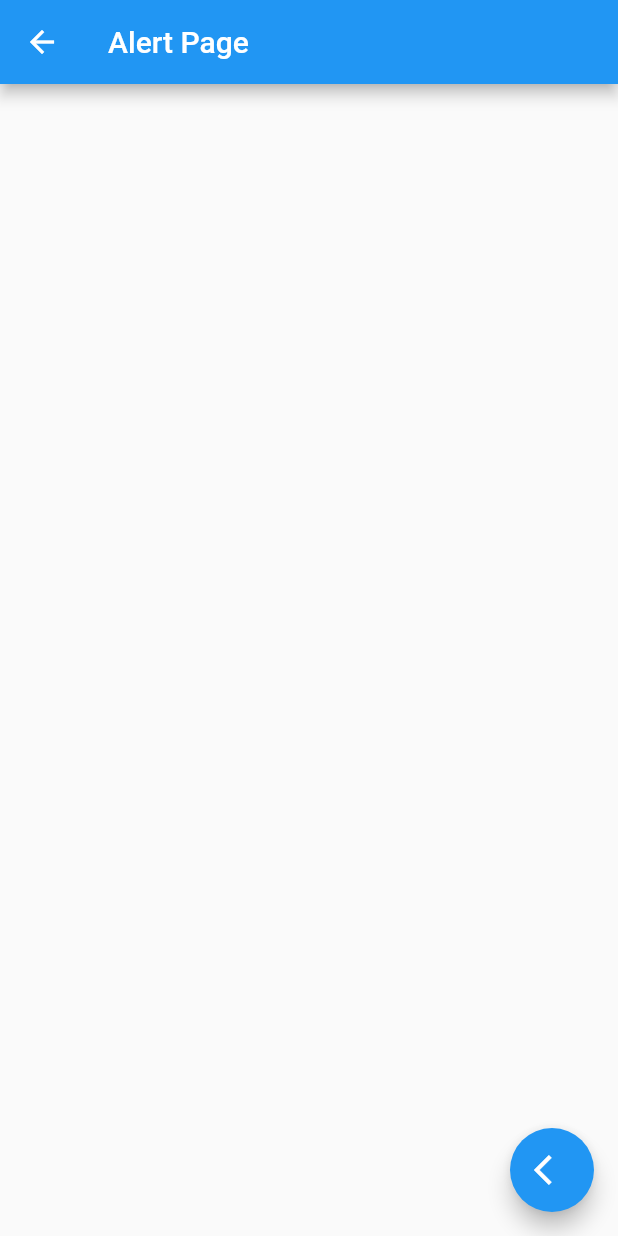
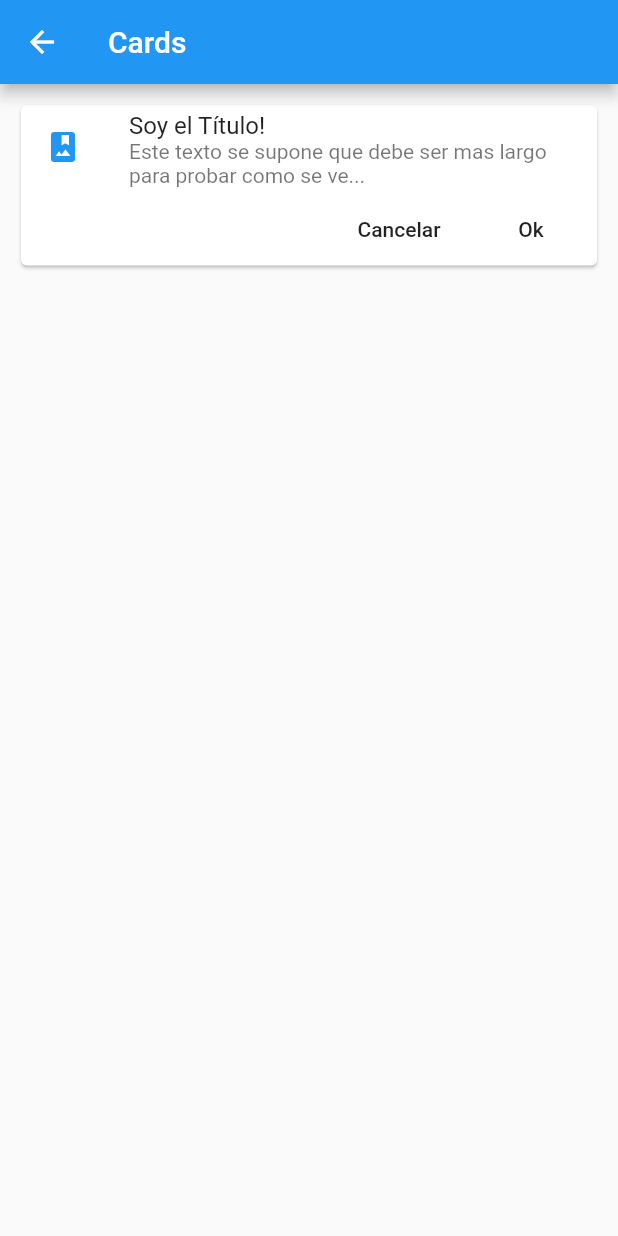
Before and after one commit to mattid89/flutter_components, a Flutter app: the screen it shows after launch, after a tap on "Cards - Tarjetas", on a phone screen of 412 x 824 dp. Run offline on Flutter 3.47's test engine with Material 2 defaults, Android fonts, the phone set to English and light mode, and no system bars.

Commit message:
routes and cards

```diff
--- a/lib/main.dart
+++ b/lib/main.dart
@@ -1,5 +1,7 @@
-import 'package:componentes/src/pages/home_page.dart';
 import 'package:flutter/material.dart';
+
+import 'package:componentes/src/pages/alert_page.dart';
+import 'package:componentes/src/routes/routes.dart';
 
 void main() => runApp(MyApp());
 
@@ -9,7 +11,15 @@ class MyApp extends StatelessWidget {
     return MaterialApp(
       debugShowCheckedModeBanner: false,
       title: 'Componentes App',
-      home: HomePage(),
+      // home: HomePage(),
+      initialRoute: '/',
+      routes: getApplicationRoutes(),
+      onGenerateRoute: (RouteSettings settings) {
+        print('ruta llamada ${ settings.name }');
+        return MaterialPageRoute(
+          builder: (BuildContext context) => AlertPage()
+        );
+      },
     );
   }
 }
--- /dev/null
+++ b/lib/src/pages/card_page.dart
@@ -0,0 +1,39 @@
+import 'package:flutter/material.dart';
+
+class CardPage extends StatelessWidget {
+  @override
+  Widget build(BuildContext context) {
+    return Scaffold(
+      appBar: AppBar(
+        title: Text('Cards')
+      ),
+      body: ListView(
+        padding: EdgeInsets.all(10.0),
+        children: <Widget>[
+          _cardTipoUno()
+        ],
+      ),
+    );
+  }
+
+  Widget _cardTipoUno() {
+    return Card(
+      child: Column(
+        children: <Widget>[
+          ListTile(
+            leading: Icon(Icons.photo_album, color: Colors.blue),
+            title: Text('Soy el Título!'),
+            subtitle: Text('Este texto se supone que debe ser mas largo para probar como se ve...'),
+          ),
+          Row(
+            mainAxisAlignment: MainAxisAlignment.end,
+            children: <Widget>[
+              FlatButton(onPressed: (){}, child: Text('Cancelar')),
+              FlatButton(onPressed: (){}, child: Text('Ok')),
+            ],
+          ),
+        ],
+      ),
+    );
+  }
+}
--- a/lib/src/pages/home_page.dart
+++ b/lib/src/pages/home_page.dart
@@ -1,4 +1,3 @@
-import 'package:componentes/src/pages/alert_page.dart';
 import 'package:componentes/src/providers/menu_provider.dart';
 import 'package:componentes/src/utils/icono_string_util.dart';
 import 'package:flutter/material.dart';
@@ -39,8 +38,9 @@ class HomePage extends StatelessWidget {
         leading: getIcon(opt['icon']),
         trailing: Icon(Icons.keyboard_arrow_right, color: Colors.blue,),
         onTap: () {
-          final route = MaterialPageRoute(builder: (context) => AlertPage());
-          Navigator.push(context, route);
+          Navigator.pushNamed(context, opt['ruta']);
+          // final route = MaterialPageRoute(builder: (context) => AlertPage());
+          // Navigator.push(context, route);
         },
       );
 
--- /dev/null
+++ b/lib/src/routes/routes.dart
@@ -0,0 +1,15 @@
+import 'package:componentes/src/pages/card_page.dart';
+import 'package:flutter/material.dart';
+
+import 'package:componentes/src/pages/alert_page.dart';
+import 'package:componentes/src/pages/avatar_page.dart';
+import 'package:componentes/src/pages/home_page.dart';
+
+Map<String, WidgetBuilder> getApplicationRoutes() {
+  return <String, WidgetBuilder>{
+        '/' : (BuildContext context) => HomePage(),
+        'alert' : (BuildContext context) => AlertPage(),
+        'avatar' : (BuildContext context) => AvatarPage(),
+        'card' : (BuildContext context) => CardPage(),
+      };
+}
```
